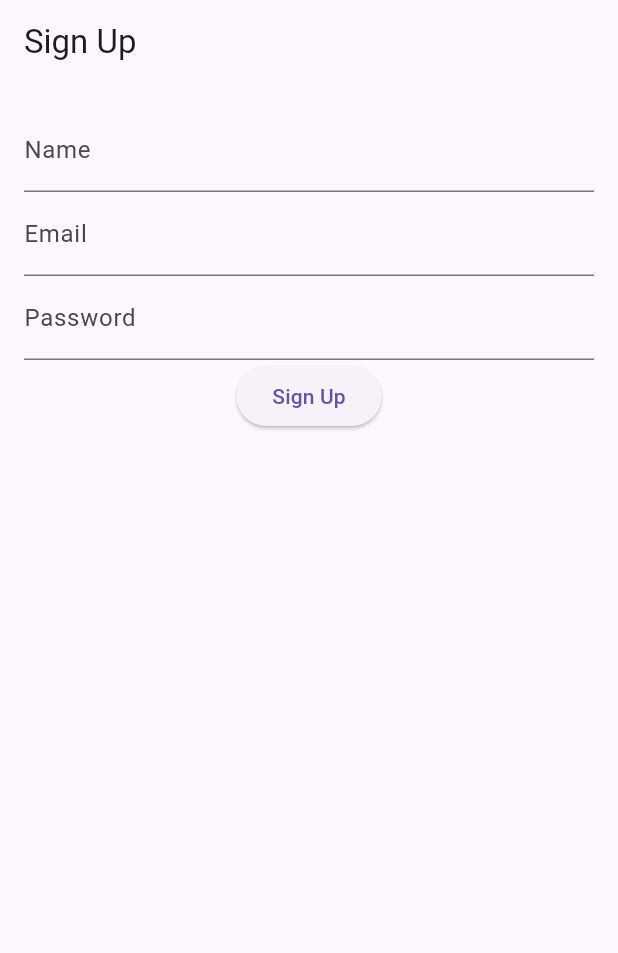
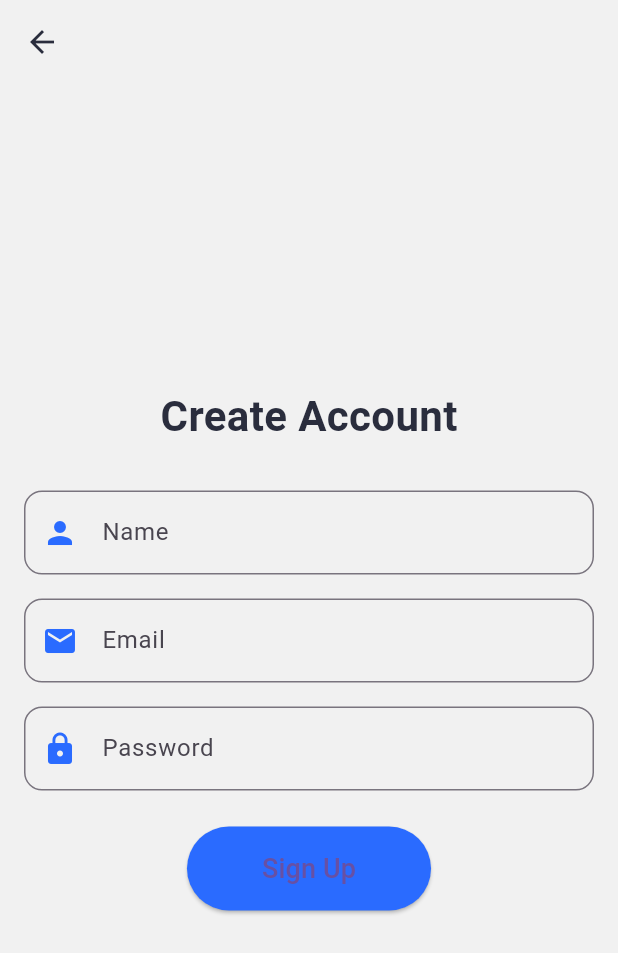
Before and after one commit to OsamaKhaled9/hediaty, a Flutter app: the screen it shows after launch, after a tap on "Sign Up", on a phone screen of 412 x 824 dp. Shown: the top 953 px of the screen. Run offline on Flutter 3.47's test engine with Material 3 defaults, Android fonts, the phone set to English and light mode, and no system bars; our stand-ins replace firebase_auth, firebase_core, shared_preferences, sqflite, sqflite_common_ffi; accounts and stored records are empty; network calls fail.

Commit message:
UI Updates

```diff
--- a/lib/screens/auth/signup_page.dart
+++ b/lib/screens/auth/signup_page.dart
@@ -49,28 +49,92 @@ class _SignUpPageState extends State<SignUpPage> {
  @override
 Widget build(BuildContext context) {
   return Scaffold(
-      appBar: AppBar(title: Text("Sign Up")),
+    backgroundColor: const Color(0xFFF1F1F1),
+    appBar: AppBar(
+      leading: IconButton(
+        icon: Icon(Icons.arrow_back, color: Color(0xFF2A2D3D)),
+        //onPressed: () => Navigator.of(context).pop(),
+          onPressed: () => Navigator.pushReplacementNamed(context, '/landing'),
+
+      ),
+      backgroundColor: Colors.transparent,
+      elevation: 0,
+    ),
     body: Padding(
       padding: const EdgeInsets.all(16.0),
       child: Column(
+        mainAxisAlignment: MainAxisAlignment.center,
         children: [
+          Text(
+            'Create Account',
+            style: TextStyle(
+              fontSize: 28,
+              fontWeight: FontWeight.bold,
+              color: Color(0xFF2A2D3D),
+            ),
+          ),
+          SizedBox(height: 30),
           TextField(
             controller: _nameController,
-              decoration: InputDecoration(labelText: 'Name'),
+            decoration: InputDecoration(
+              labelText: 'Name',
+              prefixIcon: Icon(Icons.person, color: Color(0xFF2A6BFF)),
+              border: OutlineInputBorder(
+                borderRadius: BorderRadius.circular(12),
               ),
+              focusedBorder: OutlineInputBorder(
+                borderRadius: BorderRadius.circular(12),
+                borderSide: BorderSide(color: Color(0xFF2A6BFF), width: 2),
+              ),
+            ),
+          ),
+          SizedBox(height: 16),
           TextField(
             controller: _emailController,
-              decoration: InputDecoration(labelText: 'Email'),
+            decoration: InputDecoration(
+              labelText: 'Email',
+              prefixIcon: Icon(Icons.email, color: Color(0xFF2A6BFF)),
+              border: OutlineInputBorder(
+                borderRadius: BorderRadius.circular(12),
               ),
+              focusedBorder: OutlineInputBorder(
+                borderRadius: BorderRadius.circular(12),
+                borderSide: BorderSide(color: Color(0xFF2A6BFF), width: 2),
+              ),
+            ),
+          ),
+          SizedBox(height: 16),
           TextField(
             controller: _passwordController,
-              decoration: InputDecoration(labelText: 'Password'),
             obscureText: true,
+            decoration: InputDecoration(
+              labelText: 'Password',
+              prefixIcon: Icon(Icons.lock, color: Color(0xFF2A6BFF)),
+              border: OutlineInputBorder(
+                borderRadius: BorderRadius.circular(12),
               ),
+              focusedBorder: OutlineInputBorder(
+                borderRadius: BorderRadius.circular(12),
+                borderSide: BorderSide(color: Color(0xFF2A6BFF), width: 2),
+              ),
+            ),
+          ),
+          SizedBox(height: 24),
           ElevatedButton(
             onPressed: _signup,
-              child: Text('Sign Up'),
+            style: ElevatedButton.styleFrom(
+              backgroundColor: Color(0xFF2A6BFF),
+              padding: EdgeInsets.symmetric(horizontal: 50, vertical: 15),
+              shape: RoundedRectangleBorder(
+                borderRadius: BorderRadius.circular(30),
               ),
+            ),
+            child: Text(
+              'Sign Up',
+              style: TextStyle(fontSize: 18),
+            ),
+          ),
+          SizedBox(height: 16),
           if (_errorMessage.isNotEmpty)
             Text(
               _errorMessage,
--- a/lib/screens/loading_page.dart
+++ b/lib/screens/loading_page.dart
@@ -32,33 +32,41 @@ class _LoadingPageState extends State<LoadingPage> {
   }
 
   @override
-    Widget build(BuildContext context) {
+  Widget build(BuildContext context) {
     return Scaffold(
-      backgroundColor: Colors.white, // Clean white background
+      backgroundColor: Colors.white,
       body: Center(
         child: Column(
           mainAxisAlignment: MainAxisAlignment.center,
           children: [
-            // Gift Icon with animation
-            AnimatedContainer(
-              duration: const Duration(seconds: 1),
-              curve: Curves.easeInOut,
-              width: 80,
-              height: 80,
-              child: const Icon(
-                Icons.card_giftcard, // Gift icon
-                size: 80,
-                color: Color(0xFF2A6BFF), // Same blue color for consistency
+            Container(
+              width: 120,
+              height: 120,
+              decoration: BoxDecoration(
+                color: Color(0xFF2A6BFF).withOpacity(0.1),
+                shape: BoxShape.circle,
+              ),
+              child: Center(
+                child: Icon(
+                  Icons.card_giftcard,
+                  size: 80,
+                  color: Color(0xFF2A6BFF),
+                ),
               ),
             ),
-            const SizedBox(height: 20),
-            // Loading text below the icon
-            const Text(
-              'Loading...',
+            SizedBox(height: 20),
+            Text(
+              'Hedieaty',
               style: TextStyle(
-                fontSize: 18,
-                color: Color(0xFF7D7D7D),
+                fontSize: 24,
+                fontWeight: FontWeight.bold,
+                color: Color(0xFF2A2D3D),
+                letterSpacing: 1.5,
               ),
+            ),
+            SizedBox(height: 10),
+            CircularProgressIndicator(
+              valueColor: AlwaysStoppedAnimation<Color>(Color(0xFF2A6BFF)),
             ),
           ],
         ),
```
Also changed, not shown: lib/screens/auth/login_page.dart (+55 -12 lines). Lines whose indentation alone changed are shown as unchanged.
